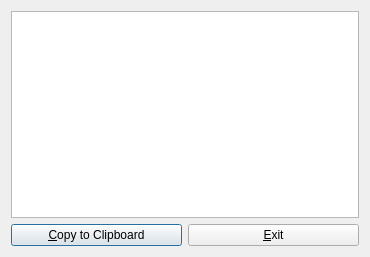
This is avogadro/qtplugins/3dmol/3dmoldialog.ui in OpenChemistry/avogadrolibs as Qt 5 draws it before an edit. The edited form follows.
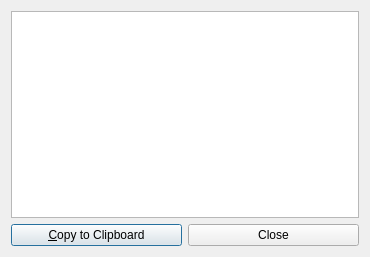
This is the edited form.

```diff
--- a/avogadro/qtplugins/3dmol/3dmoldialog.ui
+++ b/avogadro/qtplugins/3dmol/3dmoldialog.ui
@@ -41,10 +41,7 @@
        <item>
         <widget class="QPushButton" name="exitButton">
          <property name="text">
-          <string>&amp;Exit</string>
-         </property>
-         <property name="shortcut">
-          <string>Ctrl+E</string>
+          <string>Close</string>
          </property>
         </widget>
        </item>
```
Left out of the diff: 2 changed lines with no effect on the pictures.
